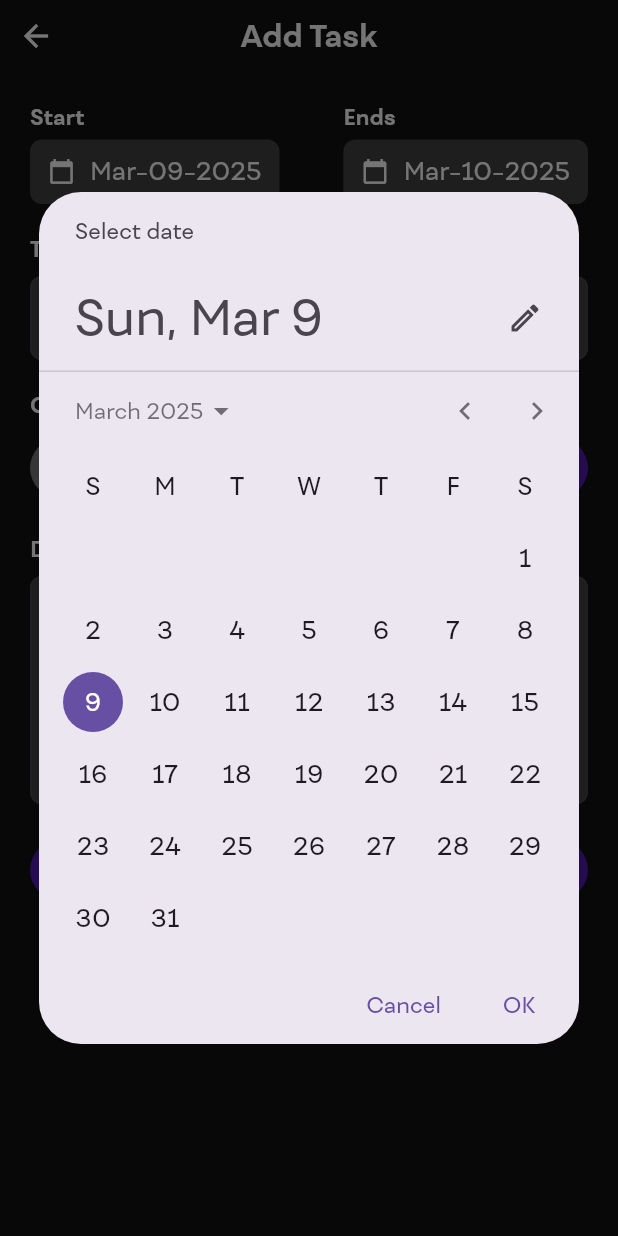
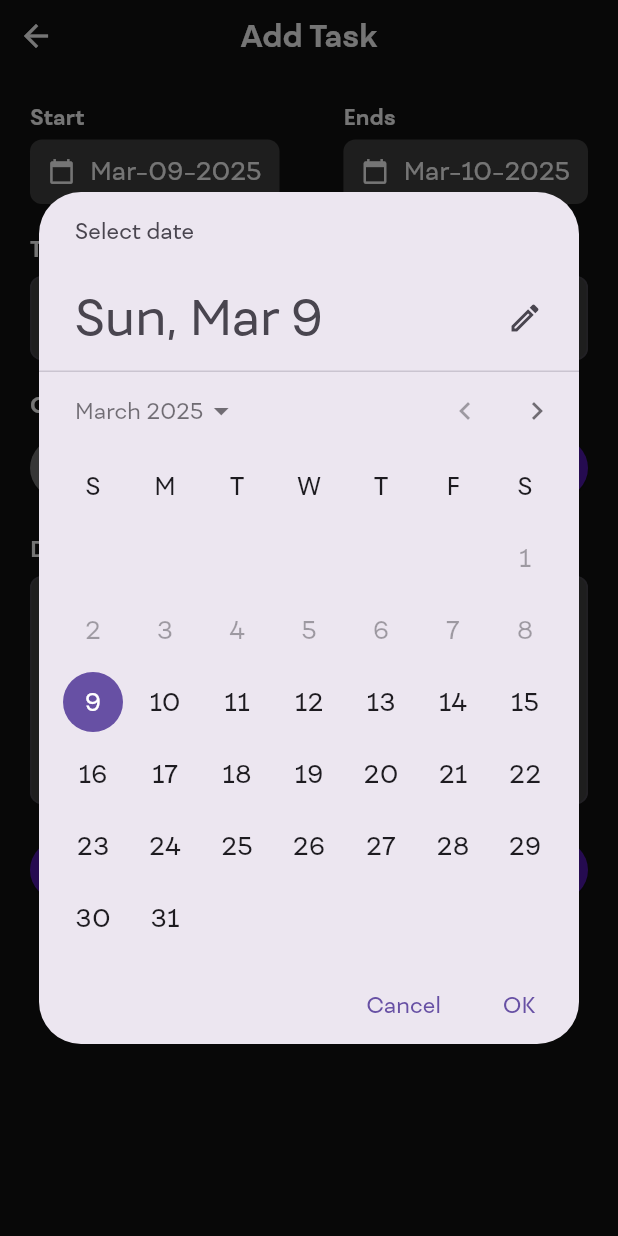
Before and after one commit to elgasing23/Ristek_M-Naufal-Zhafran, a Flutter app: the AddTaskPage screen opened directly with empty values, after a tap on an icon or button, on a phone screen of 412 x 824 dp. Run offline on Flutter 3.47's test engine with Material 3 defaults, Android fonts, the phone set to English and light mode, and no system bars; project files that could hold a hidden picture were left out.

Commit message:
memperbaiki pemilihan tanggal, deskripsi, dan juga menambahkan penampilan di home saat tidak ada todo list

```diff
--- a/lib/pages/addtask.dart
+++ b/lib/pages/addtask.dart
@@ -16,8 +16,8 @@ class _AddTaskPageState extends State<AddTaskPage> {
   final TextEditingController _titleController = TextEditingController();
   final TextEditingController _descController = TextEditingController();
   String category = "Daily Task";
-  String startDate = DateFormat('MMM-dd-yyyy').format(DateTime.now());
-  String endDate = DateFormat('MMM-dd-yyyy').format(DateTime.now().add(Duration(days: 1)));
+  late String startDate;
+  late String endDate;
 
   @override
   void initState() {
@@ -25,24 +25,34 @@ class _AddTaskPageState extends State<AddTaskPage> {
     if (widget.todo != null) {
       _titleController.text = widget.todo!.todoText;
       category = widget.todo!.category;
+      _descController.text = widget.todo!.Description;
+      startDate = widget.todo!.StartDate;
+      endDate = widget.todo!.EndDate;
+    } else {
+      startDate = DateFormat('MMM-dd-yyyy').format(DateTime.now());
+      endDate = DateFormat('MMM-dd-yyyy').format(DateTime.now().add(Duration(days: 1)));
     }
   }
 
-  void _selectDate(bool isStart) async {
+  void _selectEndDate() async {
     DateTime? pickedDate = await showDatePicker(
       context: context,
       initialDate: DateTime.now(),
-      firstDate: DateTime(2000),
+      firstDate: DateTime.now(),
       lastDate: DateTime(2101),
     );
 
     if (pickedDate != null) {
+      String formattedDate = DateFormat('MMM-dd-yyyy').format(pickedDate);
+      if (pickedDate.isBefore(DateFormat('MMM-dd-yyyy').parse(startDate))) {
+        ScaffoldMessenger.of(context).showSnackBar(
+          SnackBar(content: Text("End date tidak boleh lebih kecil dari start date")),
+        );
+        return;
+      }
+
       setState(() {
-        if (isStart) {
-          startDate = DateFormat('MMM-dd-yyyy').format(pickedDate);
-        } else {
-          endDate = DateFormat('MMM-dd-yyyy').format(pickedDate);
-        }
+        endDate = formattedDate;
       });
     }
   }
@@ -54,10 +64,13 @@ class _AddTaskPageState extends State<AddTaskPage> {
       id: widget.todo?.id ?? DateTime.now().millisecondsSinceEpoch.toString(),
       todoText: _titleController.text,
       category: category,
+      Description: _descController.text,
+      StartDate: startDate,
+      EndDate: endDate,
     );
 
     widget.onTaskAdded(newTask);
-    Navigator.pop(context);
+    Navigator.pop(context, newTask);
   }
 
   @override
@@ -107,8 +120,8 @@ class _AddTaskPageState extends State<AddTaskPage> {
                   Row(
                     mainAxisAlignment: MainAxisAlignment.spaceBetween,
                     children: [
-                      _buildDatePicker("Start", startDate, () => _selectDate(true)),
-                      _buildDatePicker("Ends", endDate, () => _selectDate(false)),
+                      _buildStaticDatePicker("Start", startDate),
+                      _buildDatePicker("Ends", endDate, _selectEndDate),
                     ],
                   ),
                   const SizedBox(height: 20),
@@ -132,6 +145,30 @@ class _AddTaskPageState extends State<AddTaskPage> {
           ),
         ],
       ),
+    );
+  }
+
+  Widget _buildStaticDatePicker(String label, String date) {
+    return Column(
+      crossAxisAlignment: CrossAxisAlignment.start,
+      children: [
+        Text(label, style: const TextStyle(fontWeight: FontWeight.bold, color: Colors.white)),
+        const SizedBox(height: 5),
+        Container(
+          padding: const EdgeInsets.symmetric(horizontal: 12, vertical: 10),
+          decoration: BoxDecoration(
+            color: Colors.grey[800],
+            borderRadius: BorderRadius.circular(8),
+          ),
+          child: Row(
+            children: [
+              const Icon(Icons.calendar_today, color: Colors.white, size: 18),
+              const SizedBox(width: 10),
+              Text(date, style: const TextStyle(color: Colors.white, fontSize: 16)),
+            ],
+          ),
+        ),
+      ],
     );
   }
 
--- a/lib/pages/home.dart
+++ b/lib/pages/home.dart
@@ -21,22 +21,23 @@ class MyWidgetState extends State<MyWidget> {
     });
   }
 
-  void editTask(ToDo task) {
-    Navigator.push(
+  void editTask(ToDo task) async{
+    final newTask = await Navigator.push(
       context,
       MaterialPageRoute(
         builder:
             (context) => AddTaskPage(
-              onTaskAdded: (updatedTask) {
-                setState(() {
-                  int index = todosList.indexWhere((t) => t.id == task.id);
-                  todosList[index] = updatedTask;
-                });
-              },
+              onTaskAdded: (newTask) {},
               todo: task,
             ),
       ),
     );
+    if (newTask != null) {
+    setState(() {
+      todosList.removeWhere((t) => t.id == task.id);
+      todosList.add(newTask);
+    });
+  }
   }
 
   void deleteTask(String id) {
--- a/lib/pages/todo.dart
+++ b/lib/pages/todo.dart
@@ -3,12 +3,21 @@ class ToDo {
   String todoText;
   String category;
   bool isDone;
+  String Description;
+  String StartDate;
+  String EndDate;
 
-  ToDo({required this.id, required this.category, required this.todoText, this.isDone = false});
+  ToDo({
+    required this.id,
+    required this.category,
+    required this.todoText,
+    this.isDone = false,
+    required this.Description,
+    required this.StartDate,
+    required this.EndDate,
+  });
 
   static List<ToDo> todoList() {
-    return [
-
-    ];
+    return [];
   }
 }
```
Lines whose indentation alone changed are shown as unchanged.
